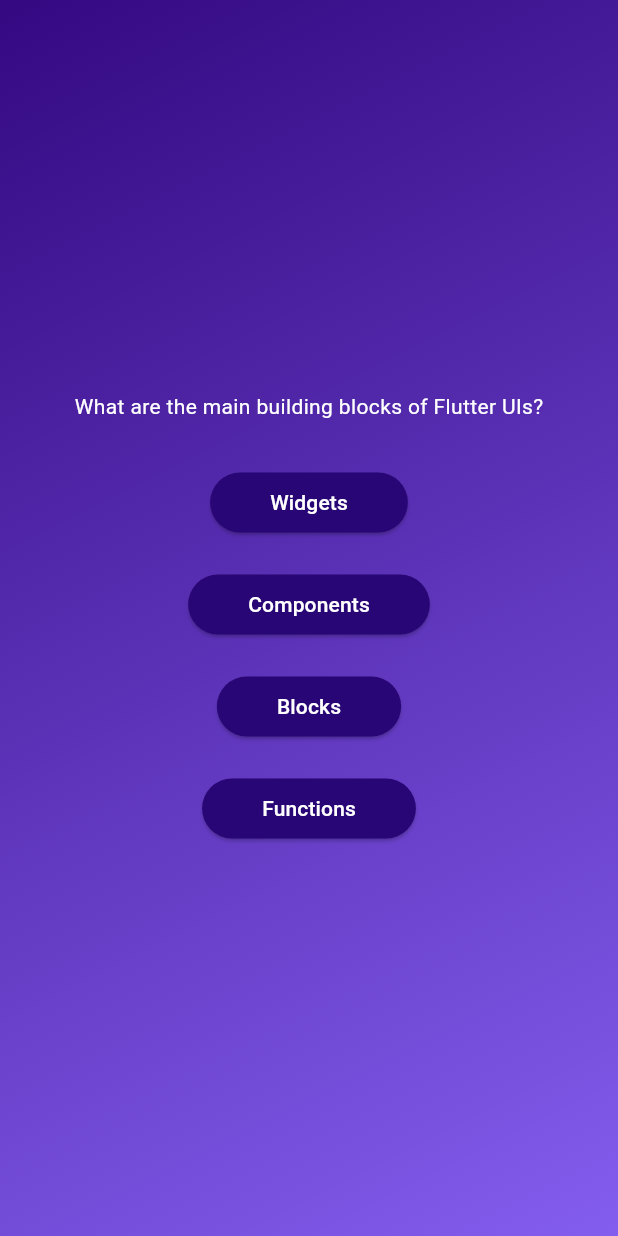
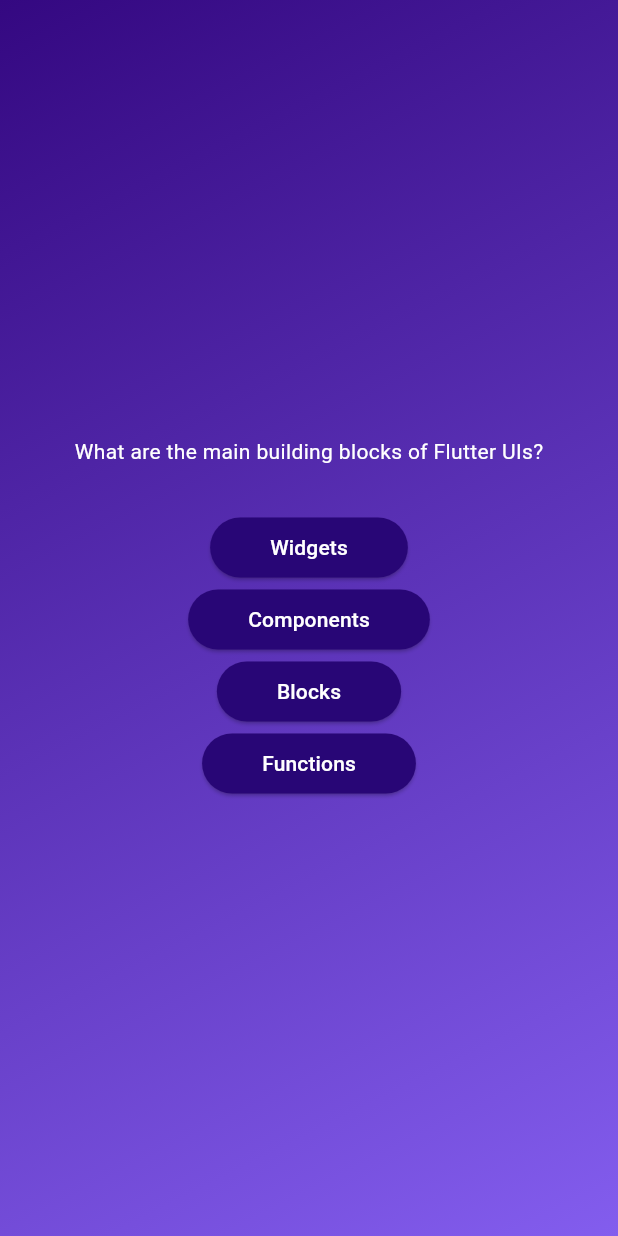
Before and after one commit to WedithaV/quiz-app, a Flutter app: the screen it shows after launch, after a tap on "Start Quiz", on a phone screen of 412 x 824 dp. Run offline on Flutter 3.47's test engine with Material 3 defaults, Android fonts, the phone set to English and light mode, and no system bars.

Commit message:
map list & use spread operator

```diff
--- a/lib/questions_screen.dart
+++ b/lib/questions_screen.dart
@@ -25,13 +25,11 @@ class _QuestionsScreenState extends State<QuestionsScreen>{
             color: Colors.white,
           ),),
           SizedBox(height: 30,),
-          AnswerButton(answerText: currentQuestion.answers[0], onTap: (){}),
-          SizedBox(height: 20,),
-          AnswerButton(answerText: currentQuestion.answers[1], onTap: (){}),
-          SizedBox(height: 20,),
-          AnswerButton(answerText: currentQuestion.answers[2], onTap: (){}),
-          SizedBox(height: 20,),
-          AnswerButton(answerText: currentQuestion.answers[3], onTap: (){}),
+
+          ...currentQuestion.answers.map((answer) { //... spread operator. converted widgets are in the list . so it is not acceptable by child widget . there for we have to get that widgets individually
+            return AnswerButton(answerText: answer, onTap: () {});
+          }),
+
 
         ],
       ),
```
